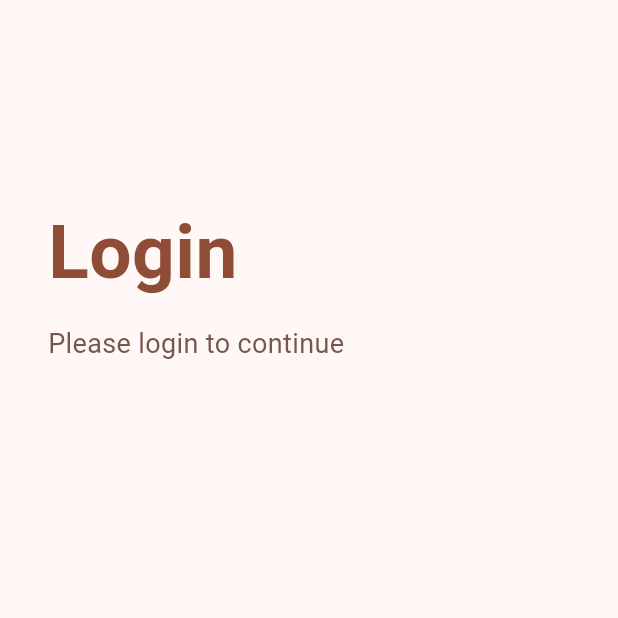
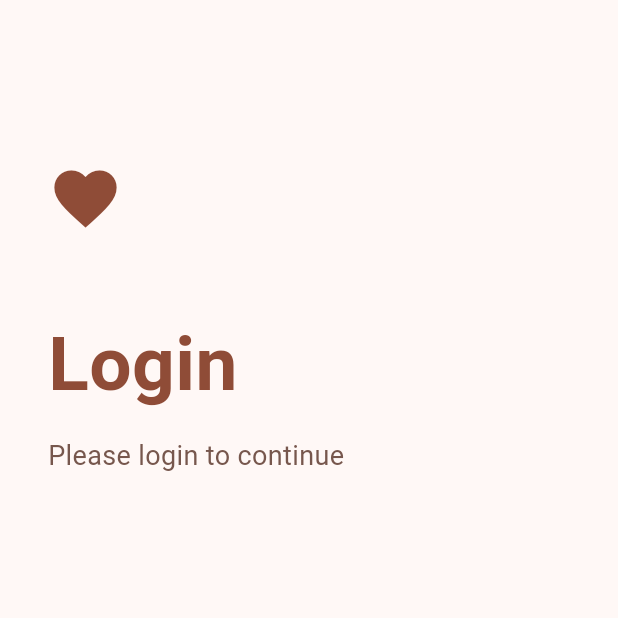
Before and after one commit to Gsdagustavo/flutter-login-screen, a Flutter app: the screen it shows after launch, on a phone screen of 412 x 824 dp, the top half of it. Run offline on Flutter 3.47's test engine with Material 3 defaults, Android fonts, the phone set to English and light mode, and no system bars.

Commit message:
added a simple animated heart icon

```diff
--- a/lib/view/pages/login_page.dart
+++ b/lib/view/pages/login_page.dart
@@ -1,5 +1,7 @@
 import 'package:flutter/material.dart';
 import 'package:login_screen/view/schemes/app_colorscheme.dart';
+
+import '../util/animated_heart_icon.dart';
 
 class LoginPage extends StatefulWidget {
   const LoginPage({super.key});
@@ -9,7 +11,6 @@ class LoginPage extends StatefulWidget {
 }
 
 class _LoginPageState extends State<LoginPage> {
-
   final _emailController = TextEditingController();
   final _passwordController = TextEditingController();
 
@@ -25,7 +26,16 @@ class _LoginPageState extends State<LoginPage> {
         child: Column(
           crossAxisAlignment: CrossAxisAlignment.start,
           children: [
-            const SizedBox(height: 100),
+            /// spacing
+            const SizedBox(height: 75),
+
+            /// heart icon
+            const AnimatedHeartIcon(),
+
+            /// spacing
+            const SizedBox(height: 50),
+
+            /// title
             Text(
               'Login',
               style: TextStyle(
@@ -35,8 +45,9 @@ class _LoginPageState extends State<LoginPage> {
               ),
             ),
 
-            const SizedBox(height: 12,),
+            const SizedBox(height: 12),
 
+            /// subtitle
             Text(
               'Please login to continue',
               style: TextStyle(
--- /dev/null
+++ b/lib/view/util/animated_heart_icon.dart
@@ -0,0 +1,48 @@
+import 'package:flutter/material.dart';
+
+import '../schemes/app_colorscheme.dart';
+
+class AnimatedHeartIcon extends StatefulWidget {
+  const AnimatedHeartIcon({super.key});
+
+  @override
+  State<AnimatedHeartIcon> createState() => _AnimatedHeartIconState();
+}
+
+class _AnimatedHeartIconState extends State<AnimatedHeartIcon>
+    with SingleTickerProviderStateMixin {
+  late Animation<double> animation;
+  late AnimationController controller;
+
+  late double size;
+
+  @override
+  void initState() {
+    super.initState();
+    size = 50;
+    controller = AnimationController(
+      vsync: this,
+      duration: Duration(milliseconds: 500),
+    );
+    animation = Tween<double>(begin: 0, end: 300).animate(controller)
+      ..addListener((() {
+        setState(() {
+          size = 50 + animation.value * 0.15;
+        });
+      }));
+  }
+
+  @override
+  Widget build(BuildContext context) {
+    final colorScheme = AppColors.colorScheme;
+    return GestureDetector(
+      onTap: () {
+        controller.status == AnimationStatus.completed
+            ? controller.reverse()
+            : controller.forward();
+      },
+
+      child: Icon(Icons.favorite, color: colorScheme.primary, size: size),
+    );
+  }
+}
```
